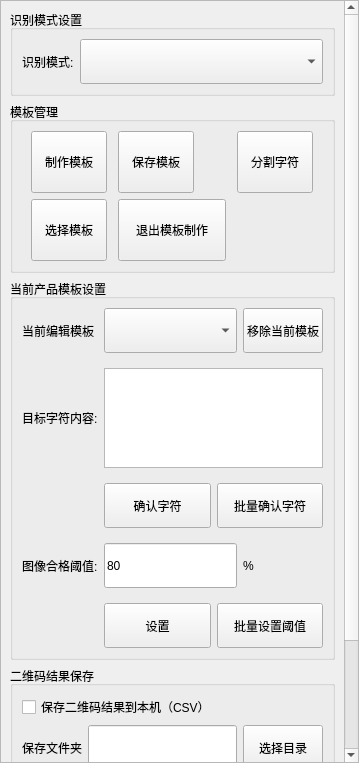
Qt form app/ui/main_window/settings/detection_settings_page.ui (GitHub3651/shenyinocr) before a commit.
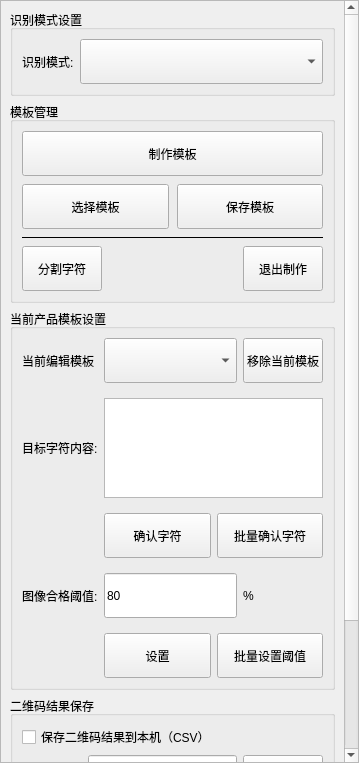
The same form after that commit. Icons and pictures are not drawn.

Commit message:
feat: 优化模板管理分组布局与按钮视觉
- 将五个模板操作控件由 QToolButton 调整为 QPushButton，并同步 pushButton_* 对象名、成员引用与 clicked 信号类型。

- 将制作模板设为整行主操作，选择与保存采用等宽双列，新增分隔线，并将分割字符与退出制作放置于底部操作行。

- 统一五个按钮的最小高度和图标尺寸，按项目现有工业主题补齐主操作、普通操作及底部辅助操作状态样式，同时移除底部两个按钮的独立 Focus 样式。

- 重绘选择、制作、保存和字符分割 SVG，新增独立退出制作图标并登记到资源文件。

- 将退出按钮文案收短为“退出制作”，同步中英文翻译、资源说明、UI 文档、实施方案与计划索引。

- 保持既有模板操作权限、动态文案、Tooltip、显隐规则、连接目标及业务流程不变。

The edit to the form file:
```diff
--- a/app/ui/main_window/settings/detection_settings_page.ui
+++ b/app/ui/main_window/settings/detection_settings_page.ui
@@ -33,8 +33,8 @@
        <rect>
         <x>0</x>
         <y>0</y>
-        <width>357</width>
-        <height>761</height>
+        <width>340</width>
+        <height>846</height>
        </rect>
       </property>
       <layout class="QGridLayout" name="gridLayout_detectionSettings">
@@ -75,22 +75,54 @@
          <property name="title">
           <string>模板管理</string>
          </property>
-         <layout class="QGridLayout" name="gridLayout_templateManagement">
-          <property name="horizontalSpacing">
-           <number>2</number>
+         <layout class="QGridLayout" name="gridLayout_templateManagement" columnstretch="1,1">
+          <property name="spacing">
+           <number>8</number>
           </property>
+          <item row="0" column="0" colspan="2">
+           <widget class="QPushButton" name="pushButton_createTemplate">
+            <property name="sizePolicy">
+             <sizepolicy hsizetype="Expanding" vsizetype="Fixed">
+              <horstretch>0</horstretch>
+              <verstretch>0</verstretch>
+             </sizepolicy>
+            </property>
+            <property name="minimumSize">
+             <size>
+              <width>0</width>
+              <height>45</height>
+             </size>
+            </property>
+            <property name="toolTip">
+             <string>进入当前检测模式的模板制作流程。</string>
+            </property>
+            <property name="text">
+             <string>制作模板</string>
+            </property>
+            <property name="icon">
+             <iconset resource="../../../resource/image.qrc">
+              <normaloff>:/svg/template_make.svg</normaloff>:/svg/template_make.svg</iconset>
+            </property>
+            <property name="iconSize">
+             <size>
+              <width>22</width>
+              <height>22</height>
+             </size>
+            </property>
+           </widget>
+          </item>
           <item row="1" column="0">
-           <widget class="QToolButton" name="toolButton_selectTemplate">
-            <property name="minimumSize">
-             <size>
-              <width>76</width>
-              <height>62</height>
-             </size>
+           <widget class="QPushButton" name="pushButton_selectTemplate">
+            <property name="sizePolicy">
+             <sizepolicy hsizetype="Expanding" vsizetype="Fixed">
+              <horstretch>0</horstretch>
+              <verstretch>0</verstretch>
+             </sizepolicy>
             </property>
-            <property name="maximumSize">
+            <property name="minimumSize">
              <size>
-              <width>76</width>
-              <height>62</height>
+              <width>0</width>
+              <height>45</height>
              </size>
             </property>
             <property name="toolTip">
@@ -105,62 +137,24 @@
             </property>
             <property name="iconSize">
              <size>
-              <width>27</width>
-              <height>27</height>
+              <width>22</width>
+              <height>22</height>
              </size>
             </property>
-            <property name="toolButtonStyle">
-             <enum>Qt::ToolButtonTextUnderIcon</enum>
-            </property>
            </widget>
           </item>
-          <item row="0" column="0">
-           <widget class="QToolButton" name="toolButton_createTemplate">
-            <property name="minimumSize">
-             <size>
-              <width>76</width>
-              <height>62</height>
-             </size>
+          <item row="1" column="1">
+           <widget class="QPushButton" name="pushButton_saveTemplate">
+            <property name="sizePolicy">
+             <sizepolicy hsizetype="Expanding" vsizetype="Fixed">
+              <horstretch>0</horstretch>
+              <verstretch>0</verstretch>
+             </sizepolicy>
             </property>
-            <property name="maximumSize">
-             <size>
-              <width>76</width>
-              <height>62</height>
-             </size>
-            </property>
-            <property name="toolTip">
-             <string>进入当前检测模式的模板制作流程。</string>
-            </property>
-            <property name="text">
-             <string>制作模板</string>
-            </property>
-            <property name="icon">
-             <iconset resource="../../../resource/image.qrc">
-              <normaloff>:/svg/template_make.svg</normaloff>:/svg/template_make.svg</iconset>
-            </property>
-            <property name="iconSize">
-             <size>
-              <width>27</width>
-              <height>27</height>
-             </size>
-            </property>
-            <property name="toolButtonStyle">
-             <enum>Qt::ToolButtonTextUnderIcon</enum>
-            </property>
-           </widget>
-          </item>
-          <item row="0" column="1">
-           <widget class="QToolButton" name="toolButton_saveTemplate">
             <property name="minimumSize">
              <size>
-              <width>76</width>
-              <height>62</height>
-             </size>
-            </property>
-            <property name="maximumSize">
-             <size>
-              <width>76</width>
-              <height>62</height>
+              <width>0</width>
+              <height>45</height>
              </size>
             </property>
             <property name="toolTip">
@@ -175,84 +169,132 @@
             </property>
             <property name="iconSize">
              <size>
-              <width>27</width>
-              <height>27</height>
+              <width>22</width>
+              <height>22</height>
              </size>
             </property>
-            <property name="toolButtonStyle">
-             <enum>Qt::ToolButtonTextUnderIcon</enum>
-            </property>
            </widget>
           </item>
-          <item row="0" column="2">
-           <widget class="QToolButton" name="toolButton_editCharacterTemplates">
+          <item row="2" column="0" colspan="2">
+           <widget class="QFrame" name="line_templateManagementSeparator">
             <property name="minimumSize">
              <size>
-              <width>76</width>
-              <height>62</height>
+              <width>0</width>
+              <height>1</height>
              </size>
             </property>
             <property name="maximumSize">
              <size>
-              <width>76</width>
-              <height>62</height>
+              <width>16777215</width>
+              <height>1</height>
              </size>
             </property>
-            <property name="toolTip">
-             <string>分割并编辑字符模板。</string>
+            <property name="frameShape">
+             <enum>QFrame::HLine</enum>
             </property>
-            <property name="text">
-             <string>分割字符</string>
+            <property name="frameShadow">
+             <enum>QFrame::Plain</enum>
             </property>
-            <property name="icon">
-             <iconset resource="../../../resource/image.qrc">
-              <normaloff>:/svg/character_seg.svg</normaloff>:/svg/character_seg.svg</iconset>
-            </property>
-            <property name="iconSize">
-             <size>
-              <width>27</width>
-              <height>27</height>
-             </size>
-            </property>
-            <property name="toolButtonStyle">
-             <enum>Qt::ToolButtonTextUnderIcon</enum>
-            </property>
            </widget>
           </item>
-          <item row="1" column="1">
-           <widget class="QToolButton" name="toolButton_exitTemplate">
-            <property name="minimumSize">
-             <size>
-              <width>108</width>
-              <height>62</height>
-             </size>
+          <item row="3" column="0" colspan="2">
+           <layout class="QHBoxLayout" name="horizontalLayout_templateManagementFooter">
+            <property name="spacing">
+             <number>8</number>
             </property>
-            <property name="maximumSize">
-             <size>
-              <width>108</width>
-              <height>62</height>
-             </size>
+            <property name="leftMargin">
+             <number>0</number>
             </property>
-            <property name="toolTip">
-             <string>退出当前模板制作流程</string>
+            <property name="topMargin">
+             <number>0</number>
             </property>
-            <property name="text">
-             <string>退出模板制作</string>
+            <property name="rightMargin">
+             <number>0</number>
             </property>
-            <property name="icon">
-             <iconset resource="../../../resource/image.qrc">
-              <normaloff>:/svg/stop.svg</normaloff>:/svg/stop.svg</iconset>
+            <property name="bottomMargin">
+             <number>0</number>
             </property>
-            <property name="iconSize">
-             <size>
-              <width>27</width>
-              <height>27</height>
-             </size>
-            </property>
-            <property name="toolButtonStyle">
-             <enum>Qt::ToolButtonTextUnderIcon</enum>
-            </property>
-           </widget>
+            <item>
+             <widget class="QPushButton" name="pushButton_editCharacterTemplates">
+              <property name="sizePolicy">
+               <sizepolicy hsizetype="Preferred" vsizetype="Fixed">
+                <horstretch>0</horstretch>
+                <verstretch>0</verstretch>
+               </sizepolicy>
+              </property>
+              <property name="minimumSize">
+               <size>
+                <width>0</width>
+                <height>45</height>
+               </size>
+              </property>
+              <property name="toolTip">
+               <string>分割并编辑字符模板。</string>
+              </property>
+              <property name="text">
+               <string>分割字符</string>
+              </property>
+              <property name="icon">
+               <iconset resource="../../../resource/image.qrc">
+                <normaloff>:/svg/character_seg.svg</normaloff>:/svg/character_seg.svg</iconset>
+              </property>
+              <property name="iconSize">
+               <size>
+                <width>22</width>
+                <height>22</height>
+               </size>
+              </property>
+             </widget>
+            </item>
+            <item>
+             <spacer name="horizontalSpacer_templateManagementFooter">
+              <property name="orientation">
+               <enum>Qt::Horizontal</enum>
+              </property>
+              <property name="sizeType">
+               <enum>QSizePolicy::Expanding</enum>
+              </property>
+              <property name="sizeHint" stdset="0">
+               <size>
+                <width>40</width>
+                <height>20</height>
+               </size>
+              </property>
+             </spacer>
+            </item>
+            <item>
+             <widget class="QPushButton" name="pushButton_exitTemplate">
+              <property name="sizePolicy">
+               <sizepolicy hsizetype="Preferred" vsizetype="Fixed">
+                <horstretch>0</horstretch>
+                <verstretch>0</verstretch>
+               </sizepolicy>
+              </property>
+              <property name="minimumSize">
+               <size>
+                <width>0</width>
+                <height>45</height>
+               </size>
+              </property>
+              <property name="toolTip">
+               <string>退出当前模板制作流程</string>
+              </property>
+              <property name="text">
+               <string>退出制作</string>
+              </property>
+              <property name="icon">
+               <iconset resource="../../../resource/image.qrc">
+                <normaloff>:/svg/template_exit.svg</normaloff>:/svg/template_exit.svg</iconset>
+              </property>
+              <property name="iconSize">
+               <size>
+                <width>22</width>
+                <height>22</height>
+               </size>
+              </property>
+             </widget>
+            </item>
+           </layout>
           </item>
          </layout>
         </widget>
```
Left out of the diff: 4 changed lines with no effect on the pictures. The commit also changes 16 other files.
